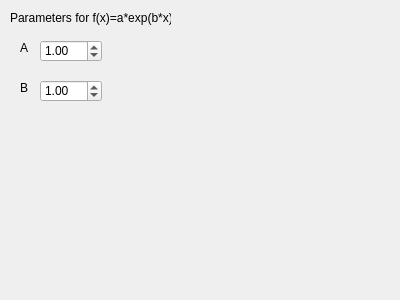
Old version of the form FitPageUI.ui in the repository juliuskarliczek/demo.
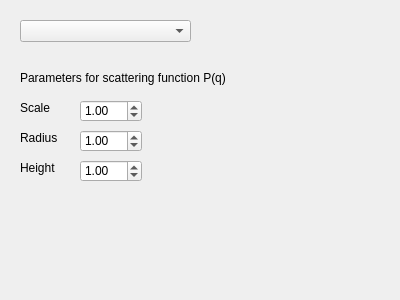
New version of the form.

Commit message: Beginning of adding combobox to each fit page with different equations for different form functions (sphere, cylinder). not working atm

What changed in the file:
```diff
--- a/FitPageUI.ui
+++ b/FitPageUI.ui
@@ -16,17 +16,17 @@
   <widget class="QDoubleSpinBox" name="doubleSpinBox_a">
    <property name="geometry">
     <rect>
-     <x>40</x>
-     <y>40</y>
+     <x>80</x>
+     <y>100</y>
      <width>62</width>
      <height>22</height>
     </rect>
    </property>
    <property name="minimum">
-    <double>-5.000000000000000</double>
+    <double>0.000000000000000</double>
    </property>
    <property name="maximum">
-    <double>5.000000000000000</double>
+    <double>1000.000000000000000</double>
    </property>
    <property name="value">
     <double>1.000000000000000</double>
@@ -35,17 +35,17 @@
   <widget class="QDoubleSpinBox" name="doubleSpinBox_b">
    <property name="geometry">
     <rect>
-     <x>40</x>
-     <y>80</y>
+     <x>80</x>
+     <y>130</y>
      <width>62</width>
      <height>22</height>
     </rect>
    </property>
    <property name="minimum">
-    <double>-5.000000000000000</double>
+    <double>0.000000000000000</double>
    </property>
    <property name="maximum">
-    <double>5.000000000000000</double>
+    <double>1000.000000000000000</double>
    </property>
    <property name="value">
     <double>1.000000000000000</double>
@@ -55,39 +55,81 @@
    <property name="geometry">
     <rect>
      <x>20</x>
-     <y>40</y>
-     <width>16</width>
+     <y>100</y>
+     <width>51</width>
      <height>16</height>
     </rect>
    </property>
    <property name="text">
-    <string>A</string>
+    <string>Scale</string>
    </property>
   </widget>
   <widget class="QLabel" name="label_b">
    <property name="geometry">
     <rect>
      <x>20</x>
-     <y>80</y>
-     <width>16</width>
+     <y>130</y>
+     <width>51</width>
      <height>16</height>
     </rect>
    </property>
    <property name="text">
-    <string>B</string>
+    <string>Radius</string>
    </property>
   </widget>
   <widget class="QLabel" name="label_equation">
    <property name="geometry">
     <rect>
-     <x>10</x>
-     <y>10</y>
-     <width>161</width>
+     <x>20</x>
+     <y>70</y>
+     <width>211</width>
      <height>16</height>
     </rect>
    </property>
    <property name="text">
-    <string>Parameters for f(x)=a*exp(b*x)</string>
+    <string>Parameters for scattering function P(q)</string>
+   </property>
+  </widget>
+  <widget class="QComboBox" name="comboBoxFormFactor">
+   <property name="geometry">
+    <rect>
+     <x>20</x>
+     <y>20</y>
+     <width>171</width>
+     <height>22</height>
+    </rect>
+   </property>
+  </widget>
+  <widget class="QDoubleSpinBox" name="doubleSpinBox_height">
+   <property name="geometry">
+    <rect>
+     <x>80</x>
+     <y>160</y>
+     <width>62</width>
+     <height>22</height>
+    </rect>
+   </property>
+   <property name="minimum">
+    <double>0.000000000000000</double>
+   </property>
+   <property name="maximum">
+    <double>1000.000000000000000</double>
+   </property>
+   <property name="value">
+    <double>1.000000000000000</double>
+   </property>
+  </widget>
+  <widget class="QLabel" name="label_c">
+   <property name="geometry">
+    <rect>
+     <x>20</x>
+     <y>160</y>
+     <width>51</width>
+     <height>16</height>
+    </rect>
+   </property>
+   <property name="text">
+    <string>Height</string>
    </property>
   </widget>
  </widget>
```
Left out of the diff: 4 changed lines with no effect on the pictures. The commit also changes 6 other files.
